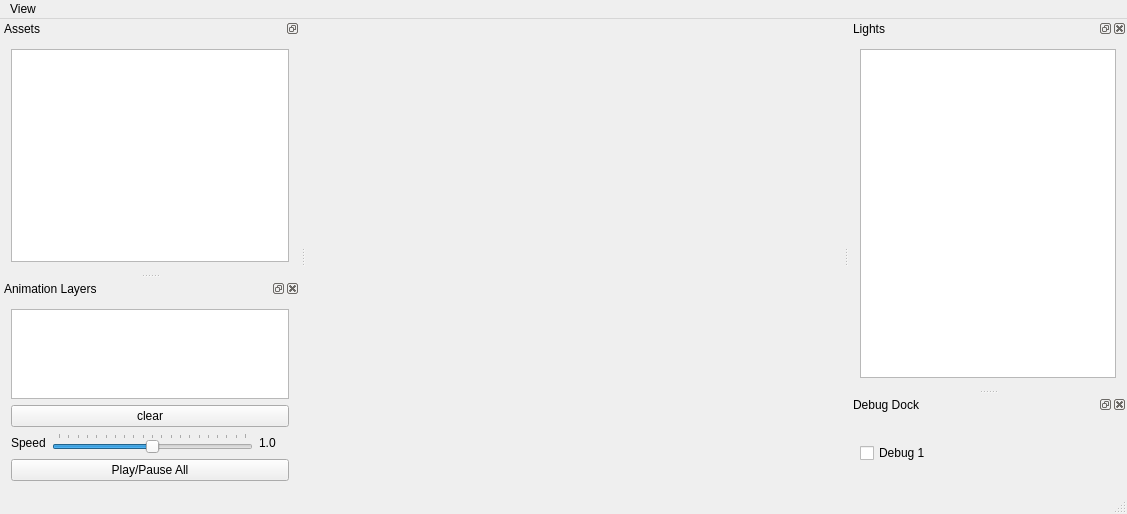
Before: the Qt Designer form tools/viewer/ui/ArxViewer.ui in arx/ArxLibertatis, drawn with Qt 5.
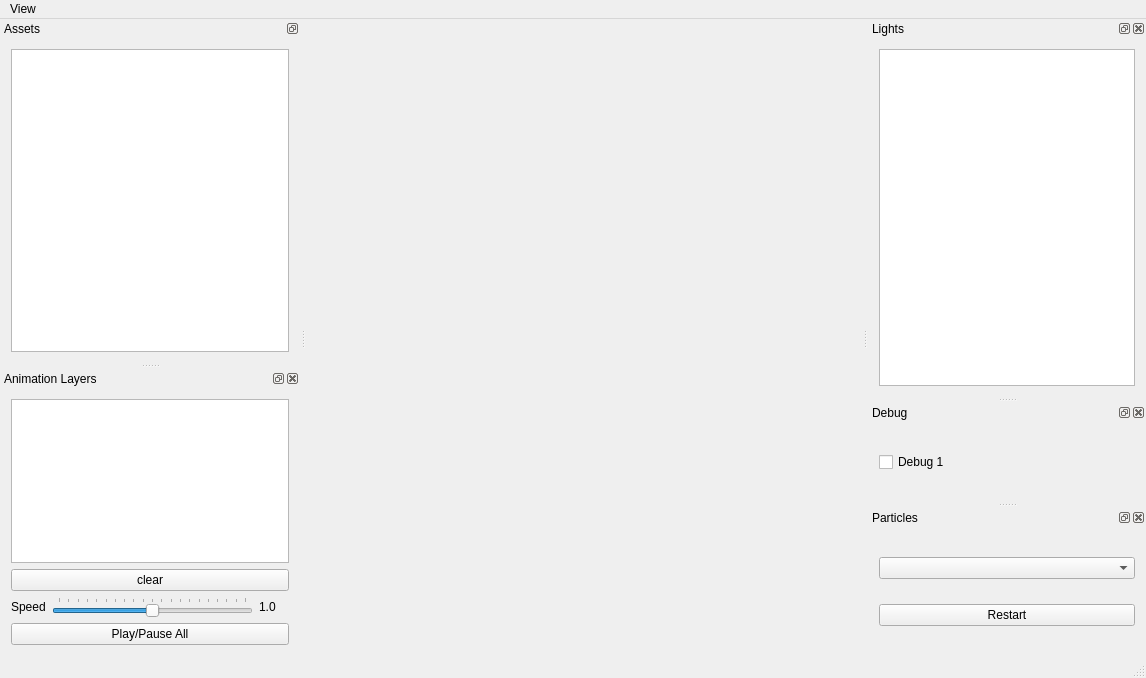
After: the same form once the commit is applied.

Commit message: Add particle system viewer

The edit to the form file:
```diff
--- a/tools/viewer/ui/ArxViewer.ui
+++ b/tools/viewer/ui/ArxViewer.ui
@@ -6,8 +6,8 @@
    <rect>
     <x>0</x>
     <y>0</y>
-    <width>1127</width>
-    <height>514</height>
+    <width>1146</width>
+    <height>678</height>
    </rect>
   </property>
   <property name="windowTitle">
@@ -31,7 +31,7 @@
     <rect>
      <x>0</x>
      <y>0</y>
-     <width>1127</width>
+     <width>1146</width>
      <height>20</height>
     </rect>
    </property>
@@ -256,7 +256,7 @@
   </widget>
   <widget class="QDockWidget" name="dockWidget">
    <property name="windowTitle">
-    <string>Debug Dock</string>
+    <string>Debug</string>
    </property>
    <attribute name="dockWidgetArea">
     <number>2</number>
@@ -273,6 +273,31 @@
     </layout>
    </widget>
   </widget>
+  <widget class="QDockWidget" name="particleDock">
+   <property name="floating">
+    <bool>false</bool>
+   </property>
+   <property name="windowTitle">
+    <string>Particles</string>
+   </property>
+   <attribute name="dockWidgetArea">
+    <number>2</number>
+   </attribute>
+   <widget class="QWidget" name="dockWidgetContents_2">
+    <layout class="QVBoxLayout" name="verticalLayout_4">
+     <item>
+      <widget class="QComboBox" name="particlesComboBox"/>
+     </item>
+     <item>
+      <widget class="QPushButton" name="pushButton_3">
+       <property name="text">
+        <string>Restart</string>
+       </property>
+      </widget>
+     </item>
+    </layout>
+   </widget>
+  </widget>
   <action name="actionShow_Vertex_Normals">
    <property name="checkable">
     <bool>true</bool>
```
The commit also changes 5 other files.
